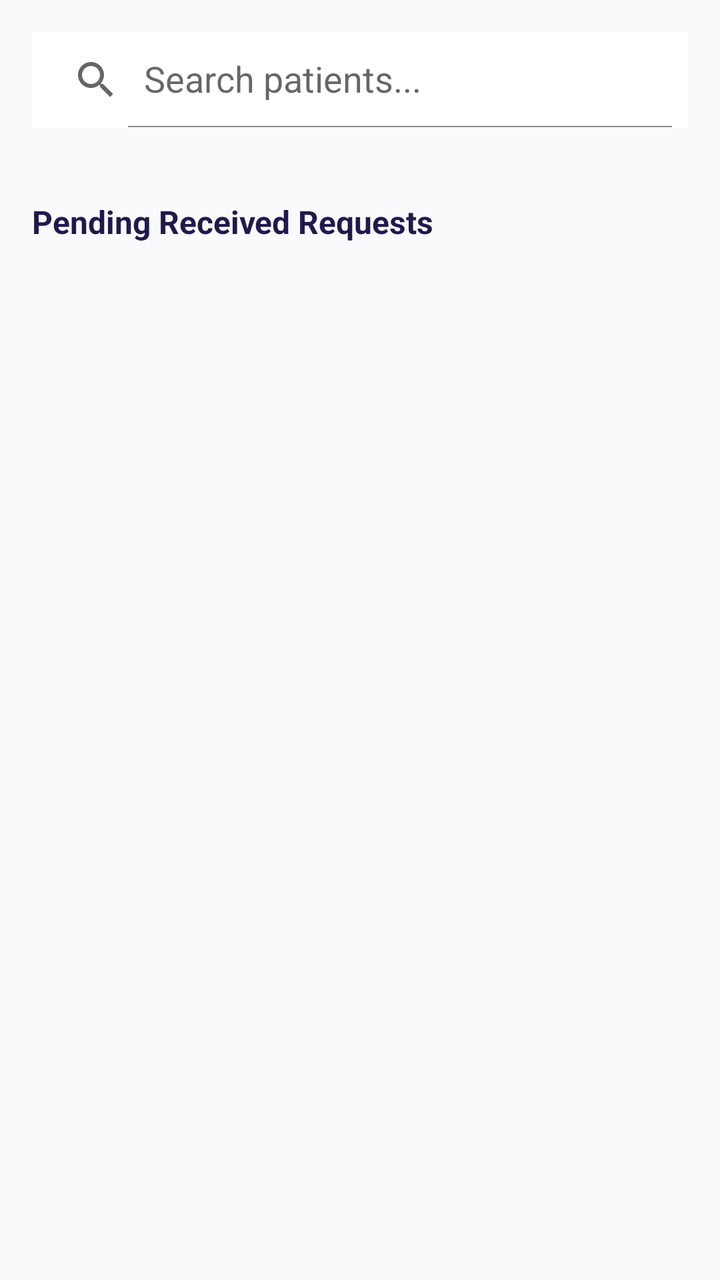
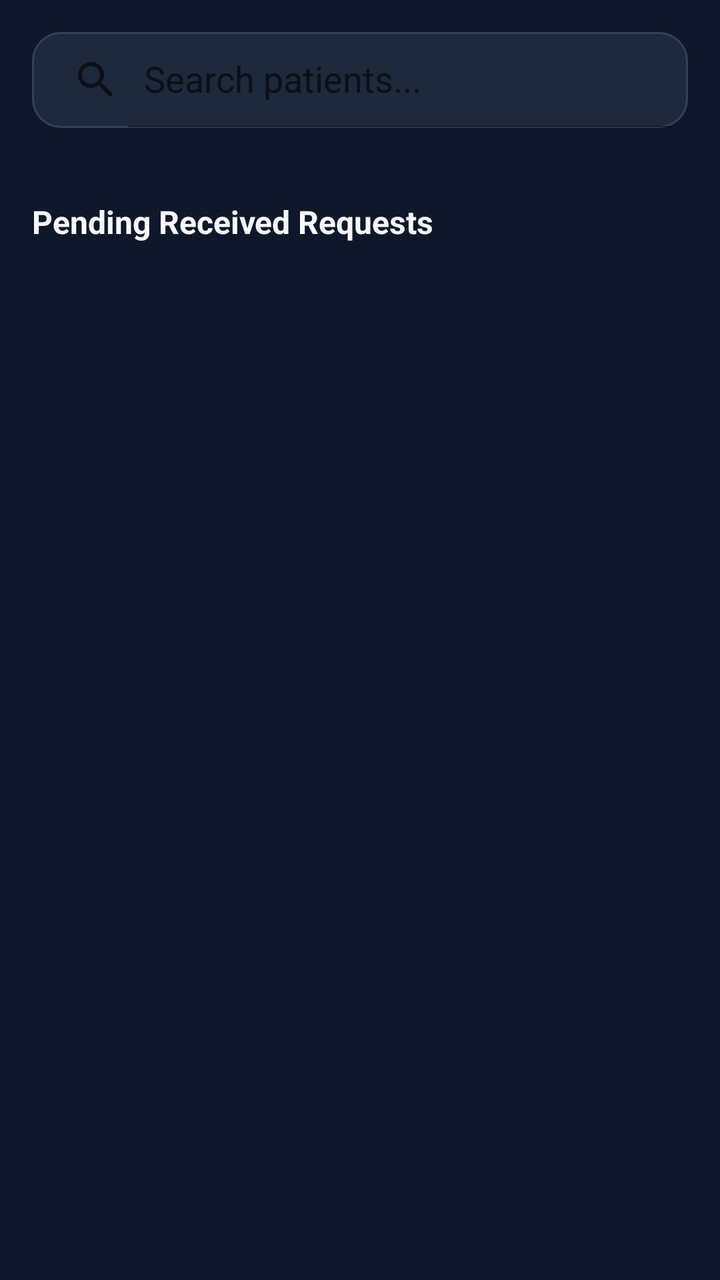

Before-and-after screenshots of an Android layout around one commit, followed by the original layout XML and the change that was made.
<!-- AndroidManifest.xml: application theme Theme.SpeechAssistant -->
<!-- res/layout/fragment_admin_connections.xml -->
<?xml version="1.0" encoding="utf-8"?>
<FrameLayout
    xmlns:android="http://schemas.android.com/apk/res/android"
    xmlns:app="http://schemas.android.com/apk/res-auto"
    android:id="@+id/layoutConnectionsTab"
    android:layout_width="match_parent"
    android:layout_height="match_parent"
    android:background="@color/background"
    android:visibility="visible">

    <ScrollView
        android:layout_width="match_parent"
        android:layout_height="match_parent"
        android:fillViewport="true">

        <LinearLayout
            android:layout_width="match_parent"
            android:layout_height="wrap_content"
            android:orientation="vertical"
            android:padding="16dp">

            
            <androidx.appcompat.widget.SearchView
                android:id="@+id/searchViewConnections"
                android:layout_width="match_parent"
                android:layout_height="wrap_content"
                android:layout_marginBottom="16dp"
                android:background="@color/surface"
                app:iconifiedByDefault="false"
                app:queryHint="Search patients..."
                app:defaultQueryHint="Search patients..." />

            
            <LinearLayout
                android:id="@+id/layoutActiveConnectionsList"
                android:layout_width="match_parent"
                android:layout_height="wrap_content"
                android:orientation="vertical"
                android:layout_marginBottom="20dp" />

            <TextView
                android:id="@+id/txtNoConnectionsFound"
                android:layout_width="match_parent"
                android:layout_height="wrap_content"
                android:layout_marginBottom="20dp"
                android:gravity="center"
                android:text="No patients found."
                android:textColor="@color/text_secondary"
                android:textSize="14sp"
                android:visibility="gone" />

            
            <TextView
                android:id="@+id/txtPendingSectionTitle"
                android:layout_width="wrap_content"
                android:layout_height="wrap_content"
                android:text="Pending Received Requests"
                android:textColor="@color/text_primary"
                android:textSize="16sp"
                android:textStyle="bold"
                android:layout_marginBottom="10dp" />

            <LinearLayout
                android:id="@+id/layoutReceivedRequestsList"
                android:layout_width="match_parent"
                android:layout_height="wrap_content"
                android:orientation="vertical" />

        </LinearLayout>
    </ScrollView>

    
    <FrameLayout
        android:id="@+id/loadingOverlayTab"
        android:layout_width="match_parent"
        android:layout_height="match_parent"
        android:background="#99000000"
        android:clickable="true"
        android:focusable="true"
        android:visibility="gone">

        <ProgressBar
            android:layout_width="wrap_content"
            android:layout_height="wrap_content"
            android:layout_gravity="center"
            android:indeterminateTint="@color/primary" />
    </FrameLayout>
</FrameLayout>
<!-- resources referenced by this layout -->
<resources>
  <color name="background">#F8FAFC</color>
  <color name="primary">#4F46E5</color>
  <color name="surface">#FFFFFF</color>
  <color name="text_primary">#1E1B4B</color>
  <color name="text_secondary">#475569</color>
  <style name="Theme.SpeechAssistant" parent="Theme.MaterialComponents.DayNight.NoActionBar">
          
          <item name="colorPrimary">@color/primary</item>
          <item name="colorPrimaryVariant">@color/primary_dark</item>
          <item name="colorOnPrimary">@android:color/white</item>
          
          <item name="colorSecondary">@color/accent</item>
          <item name="colorSecondaryVariant">@color/accent</item>
          <item name="colorOnSecondary">@android:color/black</item>
          
          <item name="android:statusBarColor">?attr/colorPrimaryVariant</item>
          
          <item name="android:windowBackground">@color/background</item>
      </style>
  <color name="primary_dark">#3730A3</color>
  <color name="accent">#0D9488</color>
</resources>

<!-- the commit's change to res/layout/fragment_admin_connections.xml (unified diff, before → after) -->
@@ -5,7 +5,7 @@
     android:id="@+id/layoutConnectionsTab"
     android:layout_width="match_parent"
     android:layout_height="match_parent"
-    android:background="@color/background"
+    android:background="@color/caregiver_bg"
     android:visibility="visible">
 
     <ScrollView
@@ -25,7 +25,7 @@
                 android:layout_width="match_parent"
                 android:layout_height="wrap_content"
                 android:layout_marginBottom="16dp"
-                android:background="@color/surface"
+                android:background="@drawable/bg_caregiver_search"
                 app:iconifiedByDefault="false"
                 app:queryHint="Search patients..."
                 app:defaultQueryHint="Search patients..." />
@@ -45,8 +45,8 @@
                 android:layout_marginBottom="20dp"
                 android:gravity="center"
                 android:text="No patients found."
-                android:textColor="@color/text_secondary"
-                android:textSize="14sp"
+                android:textColor="@color/caregiver_text_muted"
+                android:textSize="13sp"
                 android:visibility="gone" />
 
             
@@ -55,10 +55,10 @@
                 android:layout_width="wrap_content"
                 android:layout_height="wrap_content"
                 android:text="Pending Received Requests"
-                android:textColor="@color/text_primary"
+                android:textColor="@color/caregiver_text_primary"
                 android:textSize="16sp"
                 android:textStyle="bold"
-                android:layout_marginBottom="10dp" />
+                android:layout_marginBottom="12dp" />
 
             <LinearLayout
                 android:id="@+id/layoutReceivedRequestsList"
@@ -74,7 +74,7 @@
         android:id="@+id/loadingOverlayTab"
         android:layout_width="match_parent"
         android:layout_height="match_parent"
-        android:background="#99000000"
+        android:background="#B30F172A"
         android:clickable="true"
         android:focusable="true"
         android:visibility="gone">
@@ -83,6 +83,6 @@
             android:layout_width="wrap_content"
             android:layout_height="wrap_content"
             android:layout_gravity="center"
-            android:indeterminateTint="@color/primary" />
+            android:indeterminateTint="@color/caregiver_accent" />
     </FrameLayout>
 </FrameLayout>
<!-- resource entries referenced after the edit -->
@@ -1,10 +1,21 @@
 <!-- resources referenced by this layout -->
 <resources>
+  <color name="caregiver_accent">#818CF8</color>
+  <color name="caregiver_bg">#0F172A</color>
+  <color name="caregiver_text_muted">#64748B</color>
+  <color name="caregiver_text_primary">#F8FAFC</color>
+  <!-- drawable bg_caregiver_search (drawable) -->
+  <?xml version="1.0" encoding="utf-8"?>
+  <shape xmlns:android="http://schemas.android.com/apk/res/android"
+      android:shape="rectangle">
+      <solid android:color="@color/caregiver_surface" />
+      <stroke
+          android:width="1dp"
+          android:color="@color/caregiver_border" />
+      <corners android:radius="14dp" />
+  </shape>
   <color name="background">#F8FAFC</color>
   <color name="primary">#4F46E5</color>
-  <color name="surface">#FFFFFF</color>
-  <color name="text_primary">#1E1B4B</color>
-  <color name="text_secondary">#475569</color>
   <style name="Theme.SpeechAssistant" parent="Theme.MaterialComponents.DayNight.NoActionBar">
           
           <item name="colorPrimary">@color/primary</item>
@@ -19,6 +30,8 @@
           
           <item name="android:windowBackground">@color/background</item>
       </style>
+  <color name="caregiver_surface">#1E293B</color>
+  <color name="caregiver_border">#334155</color>
   <color name="primary_dark">#3730A3</color>
   <color name="accent">#0D9488</color>
 </resources>
